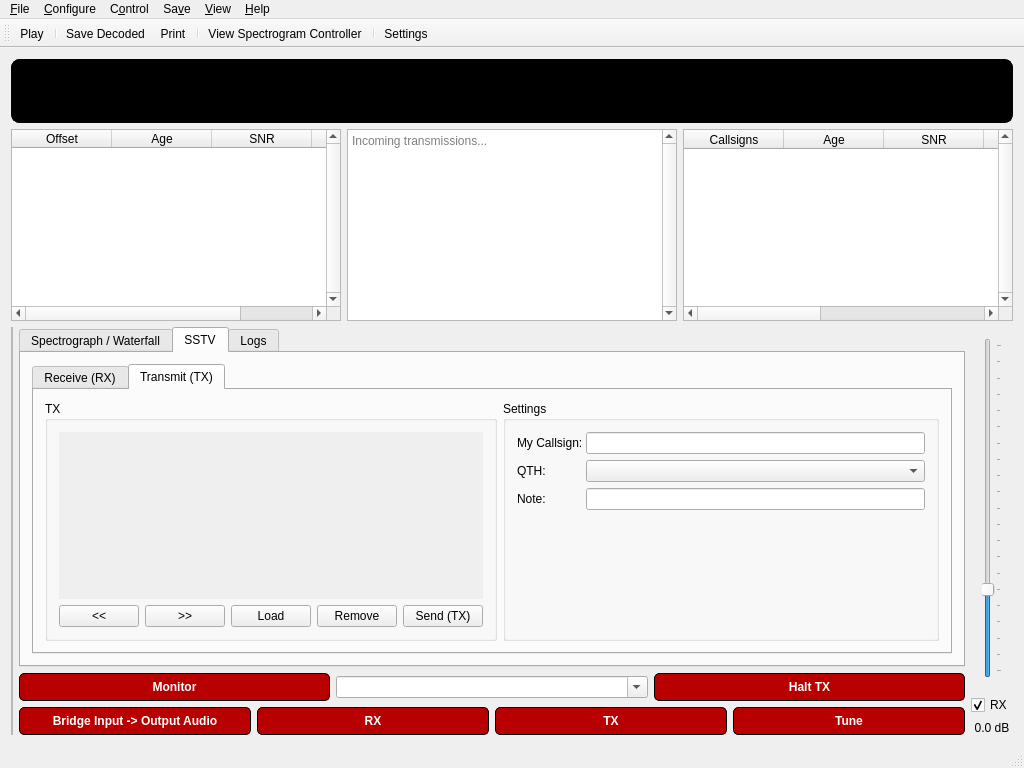
Above: src/ui/mainwindow.ui from GekkoFyre/small-world-deluxe before the change. Below: the same form after it.
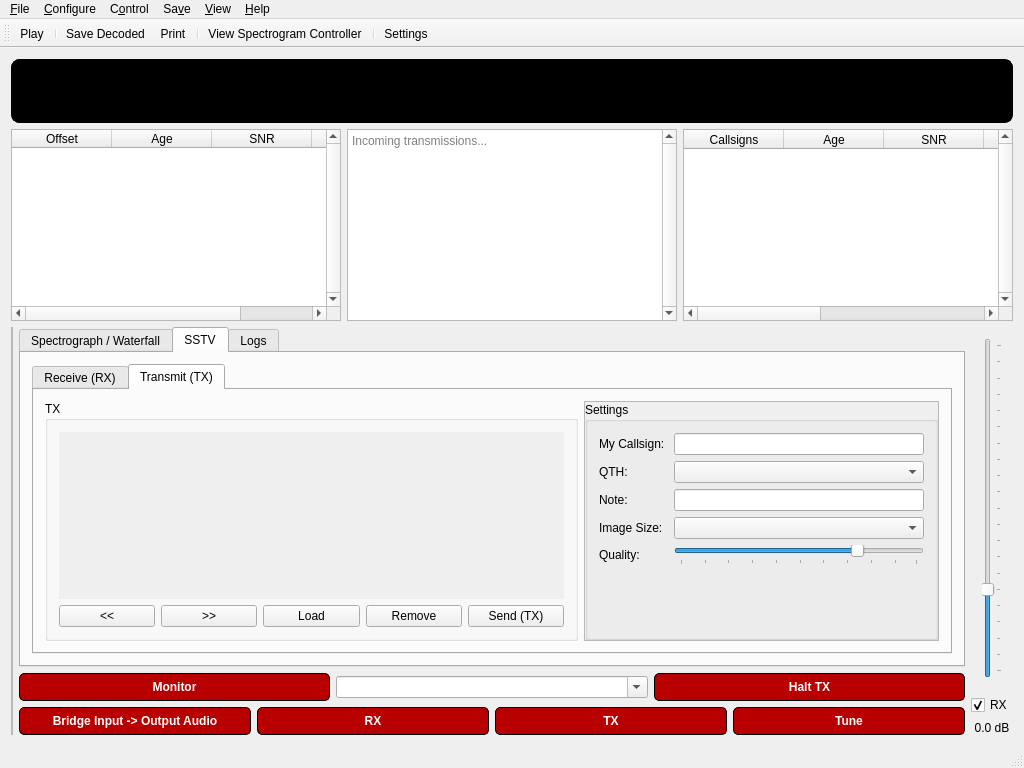
That is the form after the change. The open tabs and pages were chosen to show the change.

Commit message: * Implemented basic functions for the sending of SSTV imagery over Codec2.

The edit to the form file:
```diff
--- a/src/ui/mainwindow.ui
+++ b/src/ui/mainwindow.ui
@@ -832,7 +832,7 @@
                       <widget class="QGroupBox" name="groupBox_sstv_tx">
                        <property name="sizePolicy">
                         <sizepolicy hsizetype="MinimumExpanding" vsizetype="Preferred">
-                         <horstretch>50</horstretch>
+                         <horstretch>60</horstretch>
                          <verstretch>0</verstretch>
                         </sizepolicy>
                        </property>
@@ -883,7 +883,7 @@
                                <rect>
                                 <x>0</x>
                                 <y>0</y>
-                                <width>444</width>
+                                <width>528</width>
                                 <height>133</height>
                                </rect>
                               </property>
@@ -985,41 +985,47 @@
                       </widget>
                      </item>
                      <item>
-                      <widget class="QGroupBox" name="groupBox_sstv_tx_settings">
+                      <widget class="QScrollArea" name="scrollArea_sstv_tx_settings_frame_right">
                        <property name="sizePolicy">
-                        <sizepolicy hsizetype="MinimumExpanding" vsizetype="Preferred">
-                         <horstretch>50</horstretch>
+                        <sizepolicy hsizetype="Expanding" vsizetype="Expanding">
+                         <horstretch>40</horstretch>
                          <verstretch>0</verstretch>
                         </sizepolicy>
                        </property>
+                       <property name="horizontalScrollBarPolicy">
+                        <enum>Qt::ScrollBarAlwaysOff</enum>
+                       </property>
+                       <property name="widgetResizable">
+                        <bool>true</bool>
+                       </property>
+                       <widget class="QWidget" name="scrollAreaWidgetContents">
+                        <property name="geometry">
+                         <rect>
+                          <x>0</x>
+                          <y>0</y>
+                          <width>337</width>
+                          <height>217</height>
+                         </rect>
+                        </property>
+                        <layout class="QVBoxLayout" name="verticalLayout_22">
+                         <property name="leftMargin">
+                          <number>0</number>
+                         </property>
+                         <property name="topMargin">
+                          <number>0</number>
+                         </property>
+                         <property name="rightMargin">
+                          <number>0</number>
+                         </property>
+                         <property name="bottomMargin">
+                          <number>0</number>
+                         </property>
+                         <item>
+                          <widget class="QGroupBox" name="groupBox_2">
                        <property name="title">
                         <string>Settings</string>
                        </property>
-                       <layout class="QVBoxLayout" name="verticalLayout_18">
-                        <item>
-                         <widget class="QFrame" name="frame_sstv_tx_settings_top">
-                          <property name="frameShape">
-                           <enum>QFrame::NoFrame</enum>
-                          </property>
-                          <property name="frameShadow">
-                           <enum>QFrame::Plain</enum>
-                          </property>
-                          <layout class="QFormLayout" name="formLayout">
-                           <property name="horizontalSpacing">
-                            <number>0</number>
-                           </property>
-                           <property name="leftMargin">
-                            <number>0</number>
-                           </property>
-                           <property name="topMargin">
-                            <number>0</number>
-                           </property>
-                           <property name="rightMargin">
-                            <number>0</number>
-                           </property>
-                           <property name="bottomMargin">
-                            <number>0</number>
-                           </property>
+                           <layout class="QFormLayout" name="formLayout_2">
                            <item row="0" column="0">
                             <widget class="QLabel" name="label_sstv_tx_settings_my_callsign">
                              <property name="text">
@@ -1058,10 +1064,50 @@
                              </property>
                             </widget>
                            </item>
+                            <item row="3" column="0">
+                             <widget class="QLabel" name="label_sstv_tx_settings_image_size">
+                              <property name="text">
+                               <string>Image Size: </string>
+                              </property>
+                             </widget>
+                            </item>
+                            <item row="3" column="1">
+                             <widget class="QComboBox" name="comboBox_sstv_tx_settings_image_size"/>
+                            </item>
+                            <item row="4" column="0">
+                             <widget class="QLabel" name="label_sstv_tx_settings_image_quality">
+                              <property name="text">
+                               <string>Quality: </string>
+                              </property>
+                             </widget>
+                            </item>
+                            <item row="4" column="1">
+                             <widget class="QSlider" name="horizontalSlider_sstv_tx_settings_image_quality">
+                              <property name="minimum">
+                               <number>1</number>
+                              </property>
+                              <property name="maximum">
+                               <number>100</number>
+                              </property>
+                              <property name="value">
+                               <number>75</number>
+                              </property>
+                              <property name="orientation">
+                               <enum>Qt::Horizontal</enum>
+                              </property>
+                              <property name="tickPosition">
+                               <enum>QSlider::TicksBelow</enum>
+                              </property>
+                              <property name="tickInterval">
+                               <number>10</number>
+                              </property>
+                             </widget>
+                            </item>
                           </layout>
                          </widget>
                         </item>
                        </layout>
+                       </widget>
                       </widget>
                      </item>
                     </layout>
```
Lines whose indentation alone changed are shown as unchanged. The commit also changes 7 other files.
